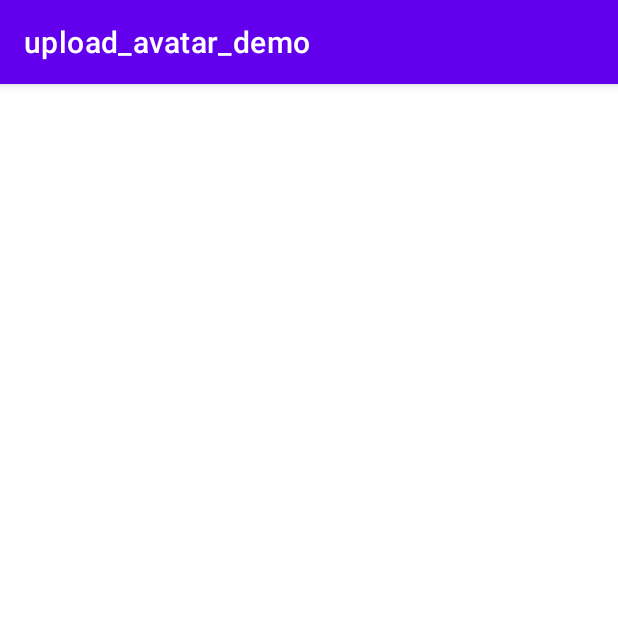
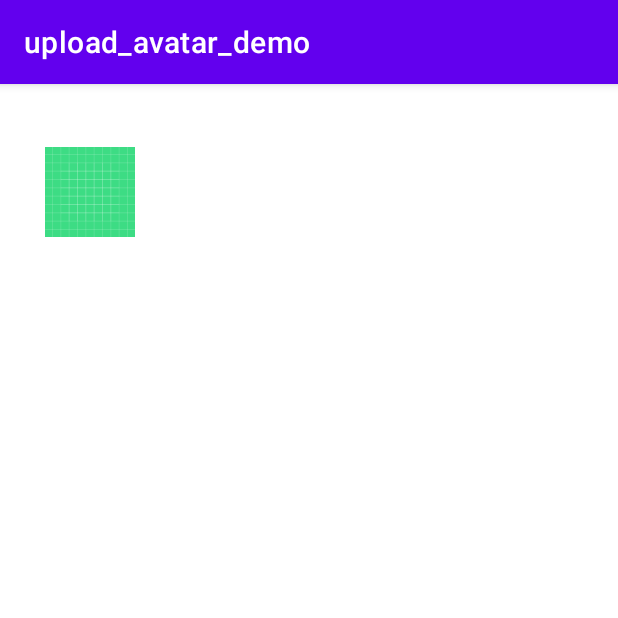
Before and after one commit to xukai59740/upload_avatar_demo, an Android app: the SaveActivity screen opened directly, with no data from a screen before it, on a phone screen of 412 x 824 dp, the top half of it. Run offline under Robolectric (Android 15) with nearby library versions, the phone set to English and light mode, and no system bars; libraries missing offline, so code that uses them is left out: permissions.dispatcher.

Commit message:
just origin image

```diff
--- a/app/build.gradle
+++ b/app/build.gradle
@@ -11,7 +11,7 @@ android {
 
     defaultConfig {
         applicationId "com.eight_centimeter.android.upload_avatar_demo"
-        minSdkVersion 21
+        minSdkVersion 19
         targetSdkVersion 30
         versionCode 1
         versionName "1.0"
--- a/app/src/main/java/com/eight_centimeter/android/upload_avatar_demo/MainActivity.kt
+++ b/app/src/main/java/com/eight_centimeter/android/upload_avatar_demo/MainActivity.kt
@@ -23,6 +23,9 @@ class MainActivity : AppCompatActivity() {
         }
         btSave.setOnClickListener {
             saveFileWithPermissionCheck()
+        }
+        btGoNext.setOnClickListener {
+            startActivity(Intent(this, SaveActivity::class.java))
         }
     }
 
--- a/app/src/main/res/layout/activity_save.xml
+++ b/app/src/main/res/layout/activity_save.xml
@@ -1,9 +1,37 @@
 <?xml version="1.0" encoding="utf-8"?>
-<androidx.constraintlayout.widget.ConstraintLayout xmlns:android="http://schemas.android.com/apk/res/android"
-    xmlns:app="http://schemas.android.com/apk/res-auto"
-    xmlns:tools="http://schemas.android.com/tools"
+<ScrollView xmlns:android="http://schemas.android.com/apk/res/android"
     android:layout_width="match_parent"
-    android:layout_height="match_parent"
-    tools:context=".SaveActivity">
+    android:layout_height="match_parent">
 
-</androidx.constraintlayout.widget.ConstraintLayout>
+    <LinearLayout
+        android:id="@+id/forgot_password"
+        android:layout_width="match_parent"
+        android:layout_height="wrap_content"
+        android:orientation="vertical"
+        android:paddingStart="30dp"
+        android:paddingTop="32dp"
+        android:paddingEnd="30dp">
+
+        <RelativeLayout
+            android:layout_width="wrap_content"
+            android:layout_height="wrap_content"
+            android:layout_marginTop="10dp">
+
+            <ImageView
+                android:id="@+id/ivPortrait"
+                android:layout_width="60dp"
+                android:layout_height="60dp"
+                android:src="@drawable/ic_launcher_background" />
+
+            <androidx.core.widget.ContentLoadingProgressBar
+                android:id="@+id/portraitLoadingProgressBar"
+                style="?android:attr/progressBarStyleLarge"
+                android:layout_width="40dp"
+                android:layout_height="40dp"
+                android:layout_centerInParent="true"
+                android:visibility="gone" />
+
+        </RelativeLayout>
+
+    </LinearLayout>
+</ScrollView>
```
Also changed, not shown: app/src/main/java/com/eight_centimeter/android/upload_avatar_demo/SaveActivity.kt (+66 -0 lines), app/src/main/java/com/eight_centimeter/android/upload_avatar_demo/utils/ImageFileUtil.kt (+10 -0 lines), app/src/main/java/com/eight_centimeter/android/upload_avatar_demo/utils/UploadImageHelper.kt (added, +94 -0 lines), app/src/main/res/layout/activity_main.xml (+8 -0 lines), 2 other files.
